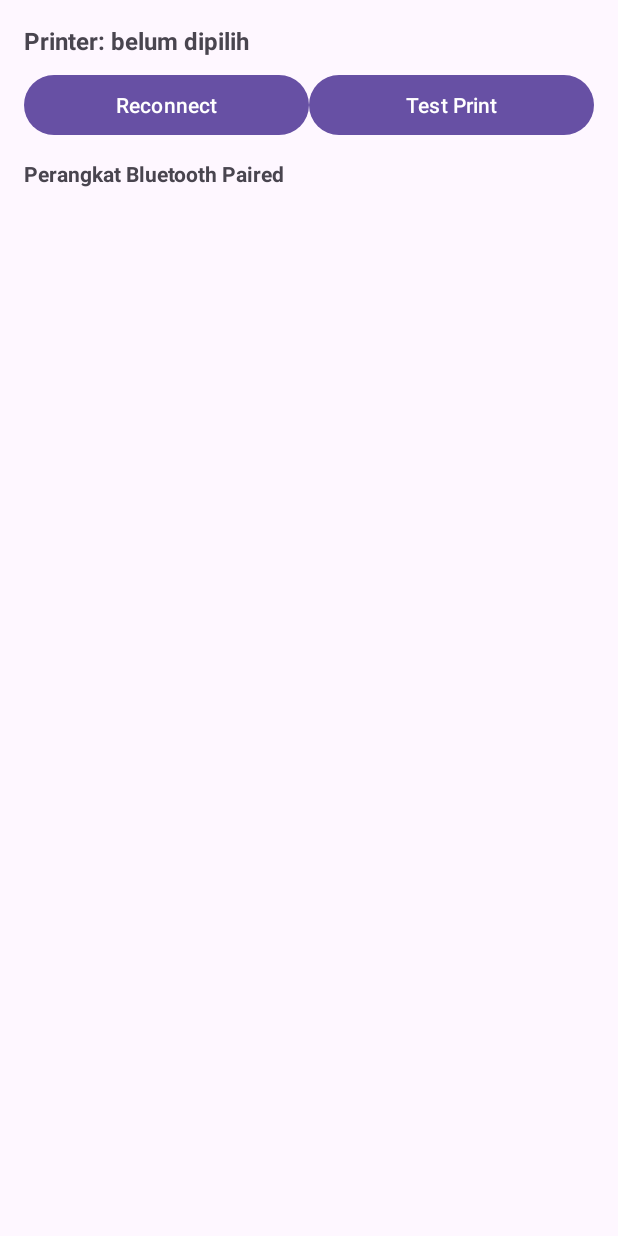
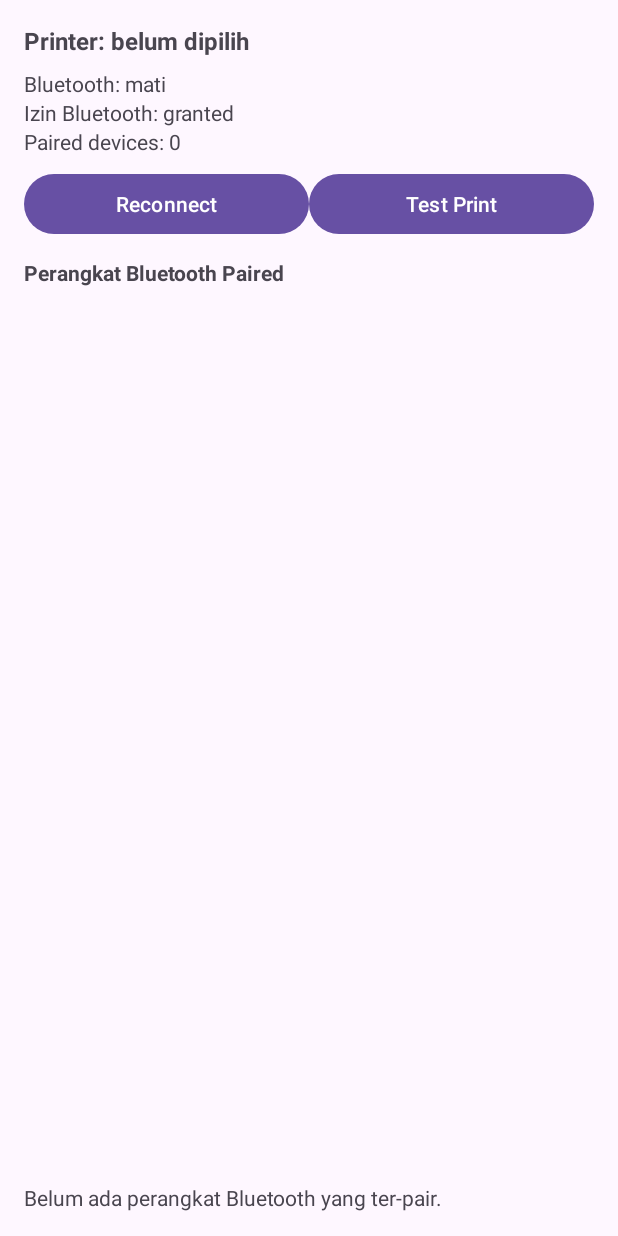
Before and after one commit to adarwiyanto/HOPe, an Android app: the PrinterSettingsActivity screen opened directly, with no data from a screen before it, on a phone screen of 412 x 824 dp. Run offline under Robolectric (Android 15) with nearby library versions, the light colour scheme and no system bars.

Commit message:
Fix Android bridge threading and Bluetooth 58mm print error handling

```diff
--- a/android/hope-pos-print-bridge/app/src/main/java/id/my/hopenoodles/hopepos/data/PrinterPrefs.kt
+++ b/android/hope-pos-print-bridge/app/src/main/java/id/my/hopenoodles/hopepos/data/PrinterPrefs.kt
@@ -8,7 +8,7 @@ class PrinterPrefs(context: Context) {
     fun getPrinterMac(): String? = prefs.getString(KEY_PRINTER_MAC, null)
 
     fun setPrinterMac(mac: String) {
-        prefs.edit().putString(KEY_PRINTER_MAC, mac).apply()
+        prefs.edit().putString(KEY_PRINTER_MAC, mac.trim()).apply()
     }
 
     companion object {
--- a/android/hope-pos-print-bridge/app/src/main/java/id/my/hopenoodles/hopepos/ui/PrinterSettingsActivity.kt
+++ b/android/hope-pos-print-bridge/app/src/main/java/id/my/hopenoodles/hopepos/ui/PrinterSettingsActivity.kt
@@ -5,6 +5,7 @@ import android.bluetooth.BluetoothDevice
 import android.content.pm.PackageManager
 import android.os.Build
 import android.os.Bundle
+import android.util.Log
 import android.widget.ArrayAdapter
 import android.widget.Toast
 import androidx.activity.result.contract.ActivityResultContracts
@@ -31,7 +32,13 @@ class PrinterSettingsActivity : AppCompatActivity() {
 
     private val permissionLauncher = registerForActivityResult(
         ActivityResultContracts.RequestMultiplePermissions(),
-    ) { refreshDevices() }
+    ) { result ->
+        val denied = result.filterValues { !it }.keys
+        if (denied.isNotEmpty()) {
+            toast("Izin Bluetooth ditolak. Pilih izin agar printer bisa dipakai.")
+        }
+        refreshDevices()
+    }
 
     override fun onCreate(savedInstanceState: Bundle?) {
         super.onCreate(savedInstanceState)
@@ -58,10 +65,18 @@ class PrinterSettingsActivity : AppCompatActivity() {
                 toast("Pilih printer dulu")
                 return@setOnClickListener
             }
+            if (!printerManager.hasConnectPermission()) {
+                ensureBluetoothPermissions()
+                toast("Izin Bluetooth belum diberikan")
+                return@setOnClickListener
+            }
             lifecycleScope.launch {
                 val result = withContext(Dispatchers.IO) { printerManager.reconnect(mac) }
                 if (result.isSuccess) toast("Reconnect berhasil")
-                else toast("Reconnect gagal: ${result.exceptionOrNull()?.message}")
+                else {
+                    Log.e(TAG, "Reconnect gagal", result.exceptionOrNull())
+                    toast("Reconnect gagal: ${result.exceptionOrNull()?.message}")
+                }
             }
         }
 
@@ -69,6 +84,11 @@ class PrinterSettingsActivity : AppCompatActivity() {
             val mac = printerPrefs.getPrinterMac()
             if (mac.isNullOrBlank()) {
                 toast("Pilih printer dulu")
+                return@setOnClickListener
+            }
+            if (!printerManager.hasConnectPermission()) {
+                ensureBluetoothPermissions()
+                toast("Izin Bluetooth belum diberikan")
                 return@setOnClickListener
             }
             if (!printerManager.isBluetoothEnabled()) {
@@ -85,20 +105,52 @@ class PrinterSettingsActivity : AppCompatActivity() {
                     }
                 }
                 if (result.isSuccess) toast("Test print berhasil")
-                else toast("Test print gagal: ${result.exceptionOrNull()?.message}")
+                else {
+                    Log.e(TAG, "Test print gagal", result.exceptionOrNull())
+                    toast("Test print gagal: ${result.exceptionOrNull()?.message}")
+                }
             }
         }
     }
 
+    override fun onResume() {
+        super.onResume()
+        refreshDevices()
+    }
+
     private fun refreshDevices() {
-        if (Build.VERSION.SDK_INT >= Build.VERSION_CODES.S &&
-            ContextCompat.checkSelfPermission(this, Manifest.permission.BLUETOOTH_CONNECT) != PackageManager.PERMISSION_GRANTED
-        ) {
+        val hasPermission = printerManager.hasConnectPermission()
+        binding.tvPermissionStatus.text = if (hasPermission) {
+            "Izin Bluetooth: granted"
+        } else {
+            "Izin Bluetooth: belum granted"
+        }
+        binding.tvBluetoothStatus.text = if (printerManager.isBluetoothEnabled()) {
+            "Bluetooth: aktif"
+        } else {
+            "Bluetooth: mati"
+        }
+
+        if (!hasPermission) {
+            binding.tvPairedCount.text = "Paired devices: 0"
+            binding.tvEmptyState.text = "Izin BLUETOOTH_CONNECT belum diberikan."
+            pairedDevices = emptyList()
+            binding.listPaired.adapter = ArrayAdapter(this, android.R.layout.simple_list_item_1, emptyList<String>())
+            renderCurrentPrinter()
             return
         }
+
         pairedDevices = printerManager.getBondedDevices()
         val labels = pairedDevices.map { "${it.name ?: "Unknown"}\n${it.address}" }
+        binding.tvPairedCount.text = "Paired devices: ${pairedDevices.size}"
+        binding.tvEmptyState.text = if (pairedDevices.isEmpty()) {
+            "Belum ada perangkat Bluetooth yang ter-pair."
+        } else {
+            "Ketuk perangkat untuk memilih printer aktif."
+        }
         binding.listPaired.adapter = ArrayAdapter(this, android.R.layout.simple_list_item_1, labels)
+        Log.d(TAG, "refreshDevices paired=${pairedDevices.size}")
+        renderCurrentPrinter()
     }
 
     private fun renderCurrentPrinter() {
@@ -122,4 +174,8 @@ class PrinterSettingsActivity : AppCompatActivity() {
     private fun toast(message: String) {
         Toast.makeText(this, message, Toast.LENGTH_LONG).show()
     }
+
+    companion object {
+        private const val TAG = "PrinterSettingsAct"
+    }
 }
--- a/android/hope-pos-print-bridge/app/src/main/res/layout/activity_printer_settings.xml
+++ b/android/hope-pos-print-bridge/app/src/main/res/layout/activity_printer_settings.xml
@@ -13,6 +13,25 @@
         android:textSize="16sp"
         android:text="@string/printer_status_not_selected"
         android:paddingBottom="8dp" />
+
+    <TextView
+        android:id="@+id/tvBluetoothStatus"
+        android:layout_width="match_parent"
+        android:layout_height="wrap_content"
+        android:text="Bluetooth: -" />
+
+    <TextView
+        android:id="@+id/tvPermissionStatus"
+        android:layout_width="match_parent"
+        android:layout_height="wrap_content"
+        android:text="Izin Bluetooth: -" />
+
+    <TextView
+        android:id="@+id/tvPairedCount"
+        android:layout_width="match_parent"
+        android:layout_height="wrap_content"
+        android:paddingBottom="8dp"
+        android:text="Paired devices: 0" />
 
     <LinearLayout
         android:layout_width="match_parent"
@@ -48,4 +67,11 @@
         android:layout_height="0dp"
         android:layout_weight="1" />
 
+    <TextView
+        android:id="@+id/tvEmptyState"
+        android:layout_width="match_parent"
+        android:layout_height="wrap_content"
+        android:paddingTop="8dp"
+        android:text="Belum ada perangkat Bluetooth yang ter-pair." />
+
 </LinearLayout>
```
Also changed, not shown: android/hope-pos-print-bridge/app/src/main/java/id/my/hopenoodles/hopepos/bluetooth/BluetoothPrinterManager.kt (+49 -9 lines), android/hope-pos-print-bridge/app/src/main/java/id/my/hopenoodles/hopepos/ui/MainActivity.kt (+47 -16 lines), android/hope-pos-print-bridge/app/src/main/java/id/my/hopenoodles/hopepos/ui/WebAppBridge.kt (+16 -1 lines).
